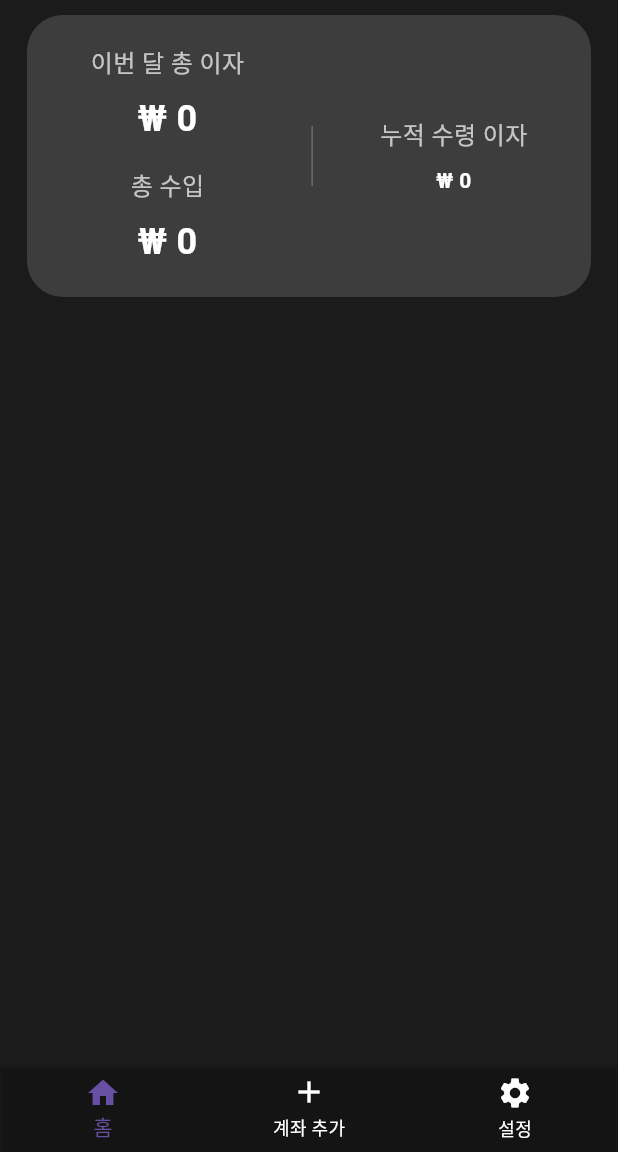
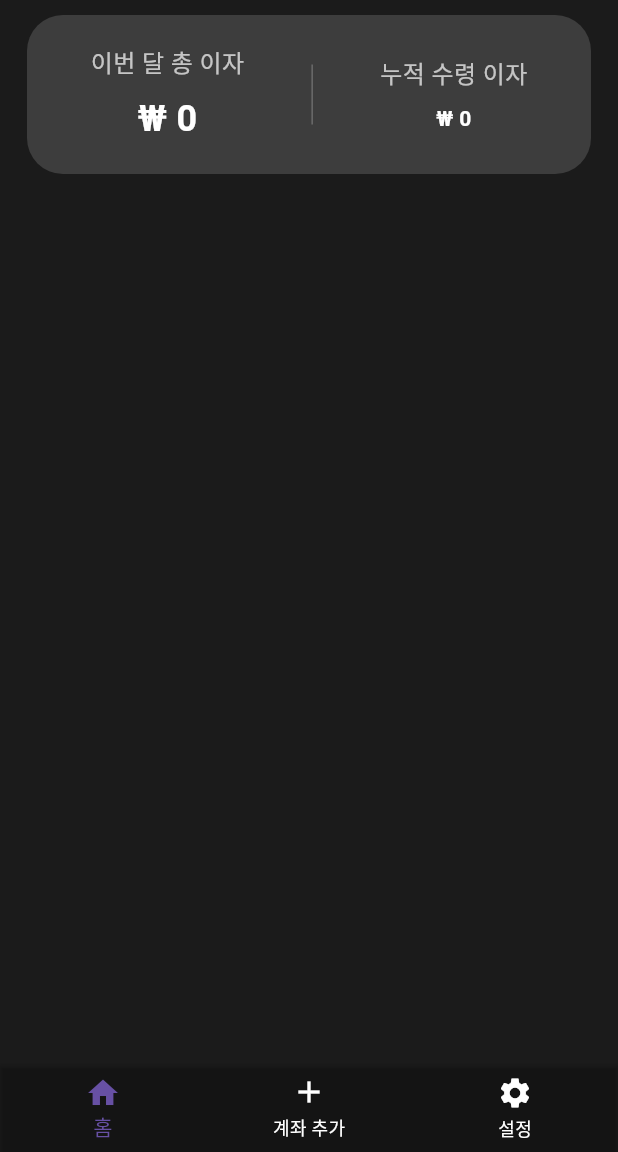
Before and after one commit to hippieperm/BANK, a Flutter app: the screen it shows after launch, on a phone screen of 412 x 824 dp, the part 84-1236 px from its top. Run offline on Flutter 3.47's test engine with Material 3 defaults, Android fonts, the phone set to English and light mode, and no system bars; our stand-ins replace awesome_dialog, fl_chart, flutter_svg, shared_preferences.

Commit message:
총 수입 정렬

```diff
--- a/lib/screens/home_screen.dart
+++ b/lib/screens/home_screen.dart
@@ -91,7 +91,11 @@ class _HomeScreenState extends State<HomeScreen> with TickerProviderStateMixin {
         currentSortType = sortType; // 새로운 정렬 기준 설정
         isAscending = true; // 새로운 기준으로는 항상 오름차순으로 시작
       }
-      AccountService.sortAccounts(accounts, currentSortType, isAscending);
+      if (currentSortType == '총 수입') {
+        AccountService.sortAccountsByTotalIncome(accounts, isAscending);
+      } else {
+        AccountService.sortAccounts(accounts, currentSortType, isAscending);
+      }
       StorageService.saveSortSettings(currentSortType, isAscending); // 정렬 설정 저장
     });
   }
@@ -123,6 +127,7 @@ class _HomeScreenState extends State<HomeScreen> with TickerProviderStateMixin {
               '월이자수입순',
               '금리순',
               '시작일자',
+              '총 수입',
               //총수입,
               //만기인지 아닌지 차트,
               //상세보기에 은행 전화번호,총수입 원금
@@ -425,23 +430,6 @@ class _HomeScreenState extends State<HomeScreen> with TickerProviderStateMixin {
                                 color: Colors.white,
                               ),
                             ),
-                            const SizedBox(height: 16),
-                            const Text(
-                              '총 수입',
-                              style: TextStyle(
-                                fontSize: 16,
-                                color: Colors.white70,
-                              ),
-                            ),
-                            const SizedBox(height: 8),
-                            Text(
-                              '₩ ${formatNumber(calculateTotalReceivedInterest())}',
-                              style: const TextStyle(
-                                fontSize: 24,
-                                fontWeight: FontWeight.bold,
-                                color: Colors.white,
-                              ),
-                            ),
                           ],
                         ),
                         Container(
```
Also changed, not shown: lib/services/account_service.dart (+16 -0 lines).
